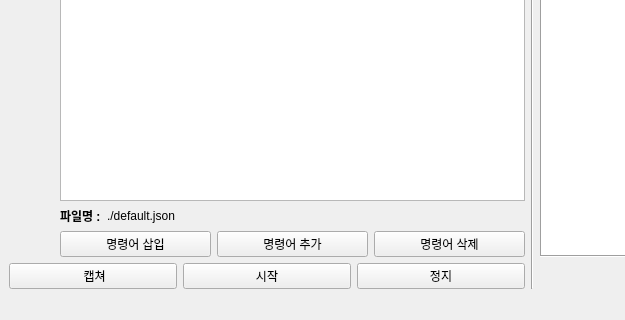
Above: mainUi.ui from gyuha/adb-capture before the change; both pictures show x 0 to 625 and y 497 to 817 of the 1328 by 817 pixel window. Below: the same form after it.
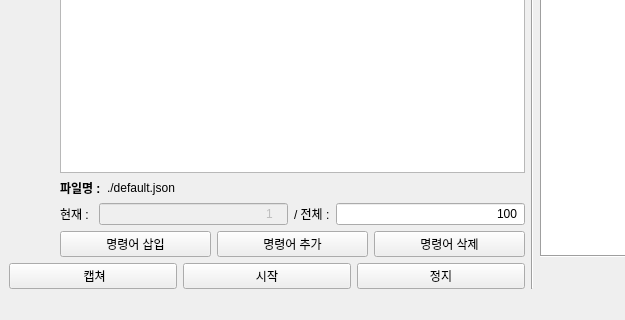
That is the form after the change.

Commit message: 반복 횟수 입력 폼 추가

```diff
--- a/mainUi.ui
+++ b/mainUi.ui
@@ -61,7 +61,7 @@
          </widget>
         </item>
         <item row="1" column="1">
-         <layout class="QVBoxLayout" name="verticalLayout_4" stretch="0,0,0">
+         <layout class="QVBoxLayout" name="verticalLayout_4" stretch="0,0,0,0">
           <item>
            <widget class="QTableWidget" name="macroTable">
             <property name="font">
@@ -115,6 +115,53 @@
             </item>
            </layout>
           </item>
+          <item>
+           <layout class="QHBoxLayout" name="horizontalLayout_6">
+            <item>
+             <widget class="QLabel" name="label_5">
+              <property name="text">
+               <string>현재 : </string>
+              </property>
+             </widget>
+            </item>
+            <item>
+             <widget class="QLineEdit" name="leCUrrentCount">
+              <property name="enabled">
+               <bool>false</bool>
+              </property>
+              <property name="inputMask">
+               <string>9999</string>
+              </property>
+              <property name="text">
+               <string>1</string>
+              </property>
+              <property name="alignment">
+               <set>Qt::AlignRight|Qt::AlignTrailing|Qt::AlignVCenter</set>
+              </property>
+             </widget>
+            </item>
+            <item>
+             <widget class="QLabel" name="label_3">
+              <property name="text">
+               <string>/ 전체 :</string>
+              </property>
+             </widget>
+            </item>
+            <item>
+             <widget class="QLineEdit" name="leTotalCount">
+              <property name="inputMask">
+               <string>9999</string>
+              </property>
+              <property name="text">
+               <string>100</string>
+              </property>
+              <property name="alignment">
+               <set>Qt::AlignRight|Qt::AlignTrailing|Qt::AlignVCenter</set>
+              </property>
+             </widget>
+            </item>
+           </layout>
+          </item>
           <item>
            <layout class="QHBoxLayout" name="horizontalLayout_4">
             <item>
```
Left out of the diff: 72 changed lines with no effect on the pictures. The commit also changes 1 other file.
